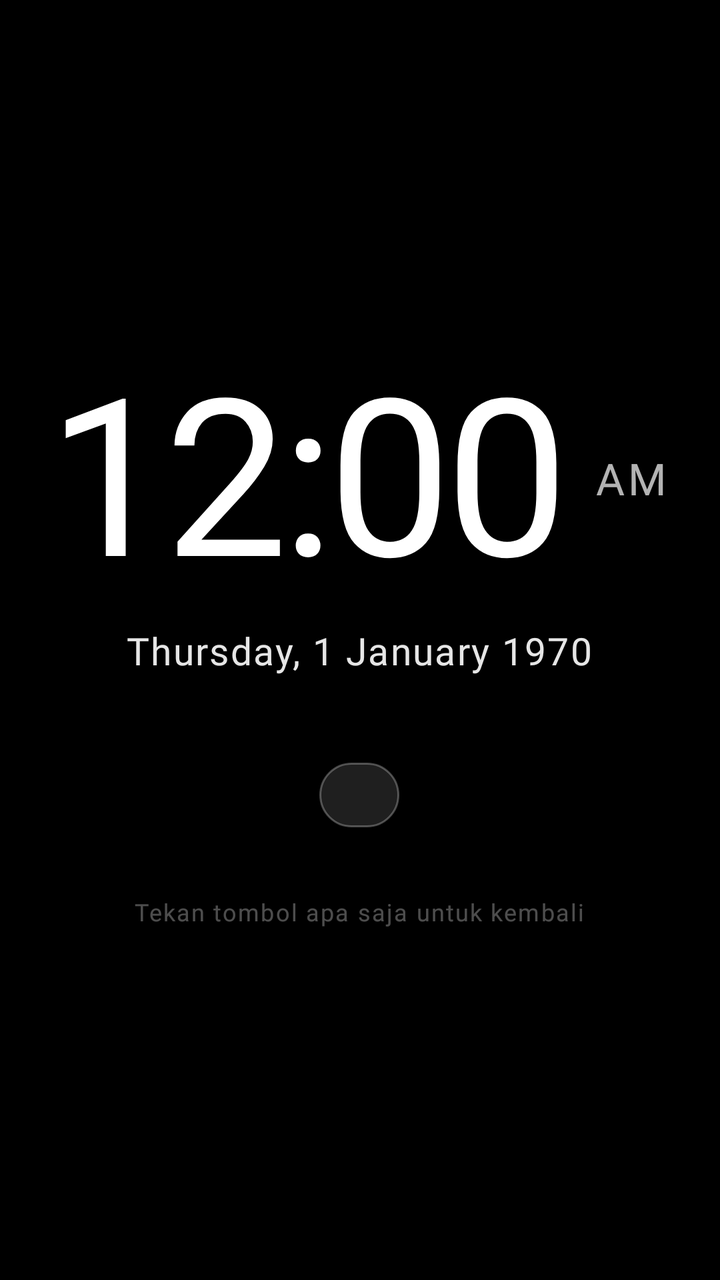
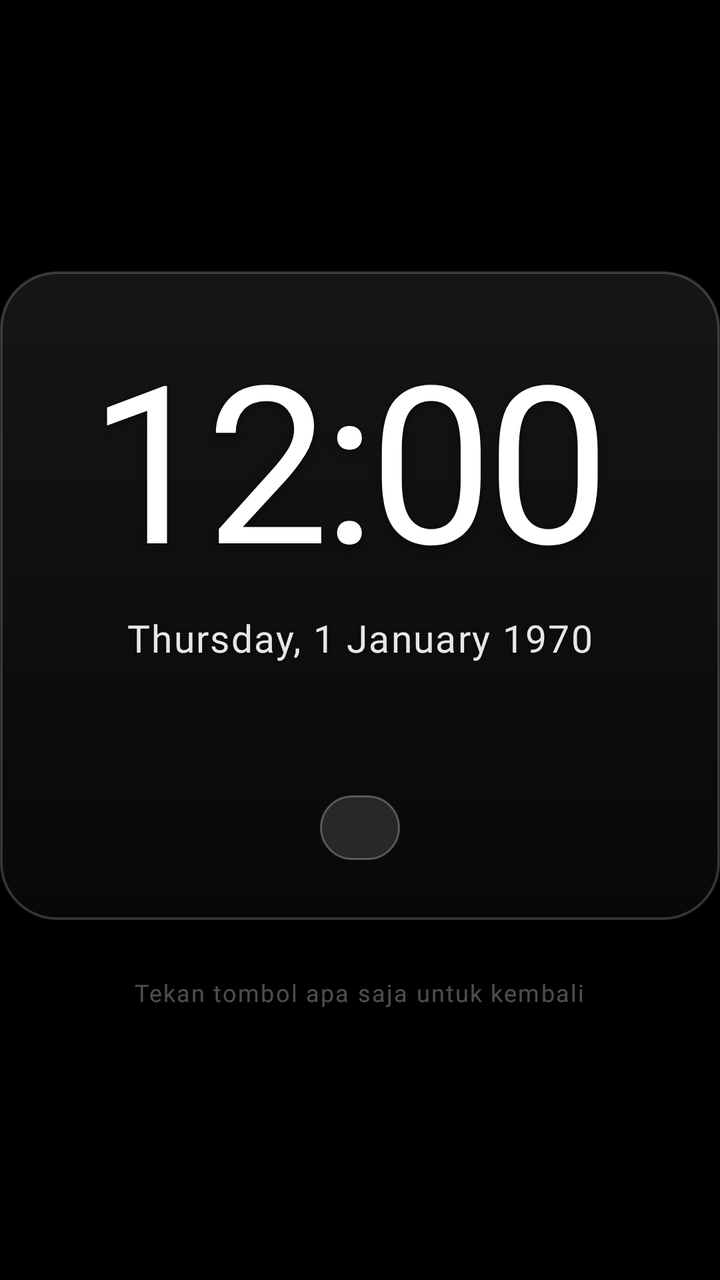

Before-and-after screenshots of an Android layout around one commit, followed by the original layout XML and the change that was made.
<!-- AndroidManifest.xml: application theme Theme.TvHome -->
<!-- res/layout/view_nightstand.xml -->
<?xml version="1.0" encoding="utf-8"?>
<FrameLayout xmlns:android="http://schemas.android.com/apk/res/android"
    android:id="@+id/nightstandRoot"
    android:layout_width="match_parent"
    android:layout_height="match_parent"
    android:background="#FF000000"
    android:clickable="true"
    android:focusable="true">

    <LinearLayout
        android:id="@+id/nightstandContent"
        android:layout_width="wrap_content"
        android:layout_height="wrap_content"
        android:layout_gravity="center"
        android:gravity="center"
        android:orientation="vertical">

        
        <LinearLayout
            android:layout_width="wrap_content"
            android:layout_height="wrap_content"
            android:gravity="center_vertical"
            android:orientation="horizontal">

            <TextClock
                android:id="@+id/nightstandClock"
                android:layout_width="wrap_content"
                android:layout_height="wrap_content"
                android:format12Hour="h:mm"
                android:format24Hour="HH:mm"
                android:textColor="#FFFFFFFF"
                android:textSize="110sp"
                android:fontFamily="@font/inter"
                android:fontVariationSettings="'wght' 400"
                android:letterSpacing="-0.03"
                android:shadowColor="#80000000"
                android:shadowDx="0"
                android:shadowDy="3"
                android:shadowRadius="10"
                android:includeFontPadding="false" />

            <TextClock
                android:id="@+id/nightstandAmPm"
                android:layout_width="wrap_content"
                android:layout_height="wrap_content"
                android:layout_marginStart="14dp"
                android:layout_marginBottom="26dp"
                android:layout_gravity="bottom"
                android:format12Hour="a"
                android:format24Hour=""
                android:textColor="#B3FFFFFF"
                android:textSize="22sp"
                android:fontFamily="@font/inter"
                android:fontVariationSettings="'wght' 600"
                android:letterSpacing="0.08"
                android:textAllCaps="true"
                android:includeFontPadding="false" />
        </LinearLayout>

        
        <TextClock
            android:id="@+id/nightstandDate"
            android:layout_width="wrap_content"
            android:layout_height="wrap_content"
            android:layout_marginTop="10dp"
            android:format12Hour="EEEE, d MMMM yyyy"
            android:format24Hour="EEEE, d MMMM yyyy"
            android:textColor="#E6FFFFFF"
            android:textSize="19sp"
            android:fontFamily="@font/inter"
            android:fontVariationSettings="'wght' 500"
            android:letterSpacing="0.04"
            android:shadowColor="#80000000"
            android:shadowDx="0"
            android:shadowDy="2"
            android:shadowRadius="5"
            android:includeFontPadding="false" />

        
        <TextView
            android:id="@+id/nightstandHijri"
            android:layout_width="wrap_content"
            android:layout_height="wrap_content"
            android:layout_marginTop="5dp"
            android:textColor="#D9E6E0D2"
            android:textSize="16sp"
            android:fontFamily="@font/inter"
            android:fontVariationSettings="'wght' 400"
            android:letterSpacing="0.06"
            android:shadowColor="#80000000"
            android:shadowDx="0"
            android:shadowDy="2"
            android:shadowRadius="5"
            android:includeFontPadding="false" />

        
        <TextView
            android:id="@+id/nightstandPrayer"
            android:layout_width="wrap_content"
            android:layout_height="wrap_content"
            android:layout_marginTop="20dp"
            android:paddingStart="20dp"
            android:paddingEnd="20dp"
            android:paddingTop="8dp"
            android:paddingBottom="8dp"
            android:background="@drawable/pill_bg"
            android:textColor="#FFFFFFFF"
            android:textSize="14sp"
            android:fontFamily="@font/inter"
            android:fontVariationSettings="'wght' 500"
            android:letterSpacing="0.05"
            android:shadowColor="#80000000"
            android:shadowDx="0"
            android:shadowDy="1"
            android:shadowRadius="4"
            android:includeFontPadding="false" />

        
        <TextView
            android:id="@+id/nightstandHint"
            android:layout_width="wrap_content"
            android:layout_height="wrap_content"
            android:layout_marginTop="36dp"
            android:text="Tekan tombol apa saja untuk kembali"
            android:textColor="#4DFFFFFF"
            android:textSize="12sp"
            android:fontFamily="@font/inter"
            android:letterSpacing="0.06"
            android:includeFontPadding="false" />
    </LinearLayout>
</FrameLayout>
<!-- resources referenced by this layout -->
<resources>
  <!-- drawable pill_bg (drawable) -->
  <?xml version="1.0" encoding="utf-8"?>
  <selector xmlns:android="http://schemas.android.com/apk/res/android">
      <item android:state_focused="true">
          <shape android:shape="rectangle">
              <solid android:color="#99000000" />
              <stroke android:width="1dp" android:color="#66FFFFFF" />
              <corners android:radius="21dp" />
          </shape>
      </item>
      <item>
          <shape android:shape="rectangle">
              <solid android:color="#1FFFFFFF" />
              <stroke android:width="1dp" android:color="#47FFFFFF" />
              <corners android:radius="21dp" />
          </shape>
      </item>
  </selector>
  <style name="Theme.TvHome" parent="android:Theme.Material.NoActionBar.Fullscreen">
          <item name="android:windowBackground">@android:color/black</item>
          <item name="android:colorBackground">@android:color/black</item>
          <item name="android:windowAnimationStyle">@null</item>
          
          <item name="android:windowDisablePreview">true</item>
      </style>
</resources>

<!-- the commit's change to res/layout/view_nightstand.xml (unified diff, before → after) -->
@@ -6,6 +6,28 @@
     android:background="#FF000000"
     android:clickable="true"
     android:focusable="true">
+
+    
+    <ImageView
+        android:id="@+id/nightstandBackdrop"
+        android:layout_width="match_parent"
+        android:layout_height="match_parent"
+        android:contentDescription="@null"
+        android:scaleType="fitXY"
+        android:visibility="gone" />
+
+    
+    <View
+        android:id="@+id/nightstandAurora"
+        android:layout_width="match_parent"
+        android:layout_height="match_parent"
+        android:visibility="gone" />
+
+    
+    <View
+        android:id="@+id/nightstandScrim"
+        android:layout_width="match_parent"
+        android:layout_height="match_parent" />
 
     <LinearLayout
         android:id="@+id/nightstandContent"
@@ -17,115 +39,158 @@
 
         
         <LinearLayout
+            android:id="@+id/nightstandCard"
             android:layout_width="wrap_content"
             android:layout_height="wrap_content"
-            android:gravity="center_vertical"
-            android:orientation="horizontal">
+            android:background="@drawable/bg_nightstand_card"
+            android:gravity="center"
+            android:orientation="vertical"
+            android:paddingStart="46dp"
+            android:paddingTop="34dp"
+            android:paddingEnd="46dp"
+            android:paddingBottom="30dp">
+
+            
+            <com.gathin.tvhome.AnalogDialView
+                android:id="@+id/nightstandDial"
+                android:layout_width="270dp"
+                android:layout_height="270dp"
+                android:layout_marginBottom="6dp"
+                android:visibility="gone" />
+
+            <LinearLayout
+                android:id="@+id/nightstandClockRow"
+                android:layout_width="wrap_content"
+                android:layout_height="wrap_content"
+                android:gravity="center_vertical"
+                android:orientation="horizontal">
+
+                <TextClock
+                    android:id="@+id/nightstandClock"
+                    android:layout_width="wrap_content"
+                    android:layout_height="wrap_content"
+                    android:fontFamily="@font/inter"
+                    android:fontVariationSettings="'wght' 400"
+                    android:format12Hour="h:mm"
+                    android:format24Hour="HH:mm"
+                    android:includeFontPadding="false"
+                    android:letterSpacing="-0.03"
+                    android:shadowColor="#80000000"
+                    android:shadowDx="0"
+                    android:shadowDy="3"
+                    android:shadowRadius="10"
+                    android:textColor="#FFFFFFFF"
+                    android:textSize="110sp" />
+
+                <TextClock
+                    android:id="@+id/nightstandAmPm"
+                    android:layout_width="wrap_content"
+                    android:layout_height="wrap_content"
+                    android:layout_gravity="bottom"
+                    android:layout_marginStart="14dp"
+                    android:layout_marginBottom="26dp"
+                    android:fontFamily="@font/inter"
+                    android:fontVariationSettings="'wght' 600"
+                    android:format12Hour="a"
+                    android:format24Hour=""
+                    android:includeFontPadding="false"
+                    android:letterSpacing="0.08"
+                    android:textAllCaps="true"
+                    android:textColor="#B3FFFFFF"
+                    android:textSize="22sp" />
+            </LinearLayout>
+
+            
+            <View
+                android:id="@+id/nightstandRule"
+                android:layout_width="140dp"
+                android:layout_height="1.5dp"
+                android:layout_marginTop="14dp"
+                android:background="#4DFFFFFF"
+                android:visibility="gone" />
 
             <TextClock
-                android:id="@+id/nightstandClock"
+                android:id="@+id/nightstandDate"
                 android:layout_width="wrap_content"
                 android:layout_height="wrap_content"
-                android:format12Hour="h:mm"
-                android:format24Hour="HH:mm"
-                android:textColor="#FFFFFFFF"
-                android:textSize="110sp"
+                android:layout_marginTop="10dp"
+                android:fontFamily="@font/inter"
+                android:fontVariationSettings="'wght' 500"
+                android:format12Hour="EEEE, d MMMM yyyy"
+                android:format24Hour="EEEE, d MMMM yyyy"
+                android:includeFontPadding="false"
+                android:letterSpacing="0.04"
+                android:shadowColor="#80000000"
+                android:shadowDx="0"
+                android:shadowDy="2"
+                android:shadowRadius="5"
+                android:textColor="#E6FFFFFF"
+                android:textSize="19sp" />
+
+            <TextView
+                android:id="@+id/nightstandHijri"
+                android:layout_width="wrap_content"
+                android:layout_height="wrap_content"
+                android:layout_marginTop="5dp"
                 android:fontFamily="@font/inter"
                 android:fontVariationSettings="'wght' 400"
-                android:letterSpacing="-0.03"
+                android:includeFontPadding="false"
+                android:letterSpacing="0.06"
                 android:shadowColor="#80000000"
                 android:shadowDx="0"
-                android:shadowDy="3"
-                android:shadowRadius="10"
-                android:includeFontPadding="false" />
+                android:shadowDy="2"
+                android:shadowRadius="5"
+                android:textColor="#D9E6E0D2"
+                android:textSize="16sp" />
 
-            <TextClock
-                android:id="@+id/nightstandAmPm"
+            <TextView
+                android:id="@+id/nightstandWeather"
                 android:layout_width="wrap_content"
                 android:layout_height="wrap_content"
-                android:layout_marginStart="14dp"
-                android:layout_marginBottom="26dp"
-                android:layout_gravity="bottom"
-                android:format12Hour="a"
-                android:format24Hour=""
+                android:layout_marginTop="5dp"
+                android:fontFamily="@font/inter"
+                android:fontVariationSettings="'wght' 500"
+                android:includeFontPadding="false"
+                android:letterSpacing="0.04"
+                android:shadowColor="#80000000"
+                android:shadowDx="0"
+                android:shadowDy="2"
+                android:shadowRadius="5"
                 android:textColor="#B3FFFFFF"
-                android:textSize="22sp"
+                android:textSize="15sp" />
+
+            <TextView
+                android:id="@+id/nightstandPrayer"
+                android:layout_width="wrap_content"
+                android:layout_height="wrap_content"
+                android:layout_marginTop="20dp"
+                android:background="@drawable/pill_bg"
                 android:fontFamily="@font/inter"
-                android:fontVariationSettings="'wght' 600"
-                android:letterSpacing="0.08"
-                android:textAllCaps="true"
-                android:includeFontPadding="false" />
+                android:fontVariationSettings="'wght' 500"
+                android:includeFontPadding="false"
+                android:letterSpacing="0.05"
+                android:paddingStart="20dp"
+                android:paddingTop="8dp"
+                android:paddingEnd="20dp"
+                android:paddingBottom="8dp"
+                android:shadowColor="#80000000"
+                android:shadowDx="0"
+                android:shadowDy="1"
+                android:shadowRadius="4"
+                android:textColor="#FFFFFFFF"
+                android:textSize="14sp" />
         </LinearLayout>
 
-        
-        <TextClock
-            android:id="@+id/nightstandDate"
-            android:layout_width="wrap_content"
-            android:layout_height="wrap_content"
-            android:layout_marginTop="10dp"
-            android:format12Hour="EEEE, d MMMM yyyy"
-            android:format24Hour="EEEE, d MMMM yyyy"
-            android:textColor="#E6FFFFFF"
-            android:textSize="19sp"
-            android:fontFamily="@font/inter"
-            android:fontVariationSettings="'wght' 500"
-            android:letterSpacing="0.04"
-            android:shadowColor="#80000000"
-            android:shadowDx="0"
-            android:shadowDy="2"
-            android:shadowRadius="5"
-            android:includeFontPadding="false" />
-
-        
-        <TextView
-            android:id="@+id/nightstandHijri"
-            android:layout_width="wrap_content"
-            android:layout_height="wrap_content"
-            android:layout_marginTop="5dp"
-            android:textColor="#D9E6E0D2"
-            android:textSize="16sp"
-            android:fontFamily="@font/inter"
-            android:fontVariationSettings="'wght' 400"
-            android:letterSpacing="0.06"
-            android:shadowColor="#80000000"
-            android:shadowDx="0"
-            android:shadowDy="2"
-            android:shadowRadius="5"
-            android:includeFontPadding="false" />
-
-        
-        <TextView
-            android:id="@+id/nightstandPrayer"
-            android:layout_width="wrap_content"
-            android:layout_height="wrap_content"
-            android:layout_marginTop="20dp"
-            android:paddingStart="20dp"
-            android:paddingEnd="20dp"
-            android:paddingTop="8dp"
-            android:paddingBottom="8dp"
-            android:background="@drawable/pill_bg"
-            android:textColor="#FFFFFFFF"
-            android:textSize="14sp"
-            android:fontFamily="@font/inter"
-            android:fontVariationSettings="'wght' 500"
-            android:letterSpacing="0.05"
-            android:shadowColor="#80000000"
-            android:shadowDx="0"
-            android:shadowDy="1"
-            android:shadowRadius="4"
-            android:includeFontPadding="false" />
-
-        
         <TextView
             android:id="@+id/nightstandHint"
             android:layout_width="wrap_content"
             android:layout_height="wrap_content"
-            android:layout_marginTop="36dp"
+            android:layout_marginTop="30dp"
+            android:fontFamily="@font/inter"
+            android:includeFontPadding="false"
+            android:letterSpacing="0.06"
             android:text="Tekan tombol apa saja untuk kembali"
             android:textColor="#4DFFFFFF"
-            android:textSize="12sp"
-            android:fontFamily="@font/inter"
-            android:letterSpacing="0.06"
-            android:includeFontPadding="false" />
+            android:textSize="12sp" />
     </LinearLayout>
 </FrameLayout>
<!-- resource entries referenced after the edit -->
@@ -1,5 +1,22 @@
 <!-- resources referenced by this layout -->
 <resources>
+  <!-- drawable bg_nightstand_card (drawable) -->
+  <?xml version="1.0" encoding="utf-8"?>
+  <layer-list xmlns:android="http://schemas.android.com/apk/res/android">
+      <item>
+          <shape android:shape="rectangle">
+              <gradient
+                  android:angle="270"
+                  android:endColor="#08FFFFFF"
+                  android:startColor="#16FFFFFF"
+                  android:type="linear" />
+              <stroke
+                  android:width="1.2dp"
+                  android:color="#30FFFFFF" />
+              <corners android:radius="28dp" />
+          </shape>
+      </item>
+  </layer-list>
   <!-- drawable pill_bg (drawable) -->
   <?xml version="1.0" encoding="utf-8"?>
   <selector xmlns:android="http://schemas.android.com/apk/res/android">
